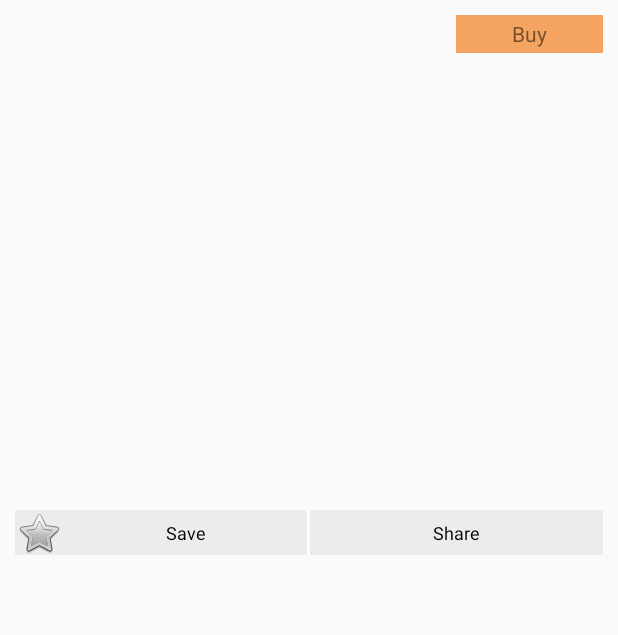
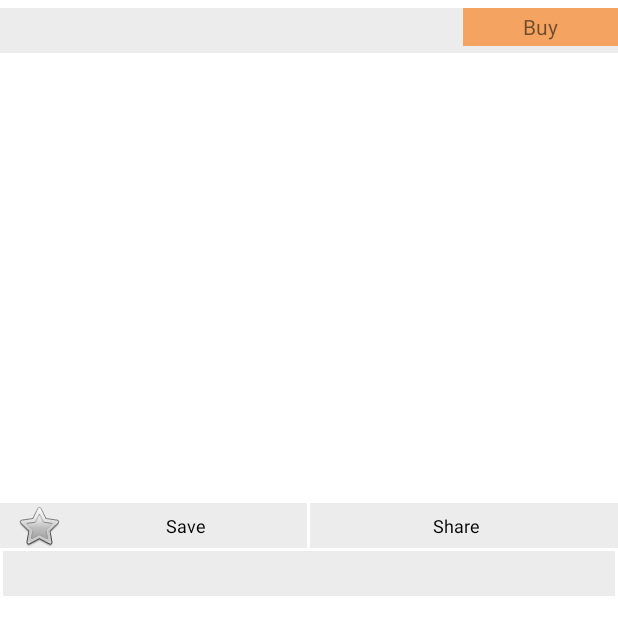
Before and after one commit to khllfg56/ChinaPrime, an Android app: the layout activity_view_item_activity.xml on its own in the app's theme, with its tools: preview values and no code run, on a phone screen of 412 x 824 dp. Shown: the top 635 px of the screen. Run offline under Robolectric (Android 15) with nearby library versions, the phone set to English and light mode, and no system bars.

Commit message:
adjustments to view page

```diff
--- a/app/src/main/AndroidManifest.xml
+++ b/app/src/main/AndroidManifest.xml
@@ -18,7 +18,7 @@
         </activity>
         <activity
             android:name=".ViewItemActivity"
-            android:label="@string/title_activity_view_item_activty" >
+            android:label="@string/title_activity_view_item_activity" >
         </activity>
     </application>
 
--- a/app/src/main/java/com/herokuapp/chinaprime/MainActivity.java
+++ b/app/src/main/java/com/herokuapp/chinaprime/MainActivity.java
@@ -100,8 +100,8 @@ public class MainActivity extends ActionBarActivity {
 
     private void createItems() {
         this.mItems = new ArrayList<Item>();
-        this.mItems.add(new Item("iWatch", R.drawable.iWatch, 350, 250));
-        this.mItems.add(new Item("Hero GoPro", R.drawable.HeroGoPro, 200, 100));
+        this.mItems.add(new Item("iwatch", R.drawable.iwatch, 350, 250));
+        this.mItems.add(new Item("Hero GoPro", R.drawable.herogopro, 200, 100));
         for (int i = 1; i < 5; i++) {
             this.mItems.add(new Item("Item " + i, R.drawable.ic_launcher, 35, 22));
         }
--- a/app/src/main/res/layout/activity_main.xml
+++ b/app/src/main/res/layout/activity_main.xml
@@ -13,6 +13,7 @@
         android:paddingTop="@dimen/activity_vertical_margin"
         android:paddingBottom="@dimen/activity_vertical_margin"
         android:orientation="horizontal"
+        android:background="@color/white"
         tools:context=".MainActivity">
 
         <!-- A RecyclerView with some commonly used attributes -->
--- a/app/src/main/res/layout/activity_view_item_activity.xml
+++ b/app/src/main/res/layout/activity_view_item_activity.xml
@@ -1,9 +1,8 @@
 <RelativeLayout xmlns:android="http://schemas.android.com/apk/res/android"
     xmlns:tools="http://schemas.android.com/tools" android:layout_width="match_parent"
-    android:layout_height="match_parent" android:paddingLeft="@dimen/activity_horizontal_margin"
-    android:paddingRight="@dimen/activity_horizontal_margin"
-    android:paddingTop="@dimen/activity_vertical_margin"
-    android:paddingBottom="@dimen/activity_vertical_margin"
+    android:layout_height="match_parent"
+    android:background="@color/white"
+    android:paddingTop="5dp"
     tools:context="com.herokuapp.chinaprime.ViewItemActivity">
 
 
@@ -14,7 +13,8 @@
         <LinearLayout
             android:layout_width="match_parent"
             android:layout_height="30dp"
-            android:orientation="horizontal">
+            android:orientation="horizontal"
+            android:background="@color/background">
             <LinearLayout
                 android:layout_width="0dp"
                 android:layout_height="match_parent"
@@ -26,6 +26,7 @@
                     android:layout_height="wrap_content"
                     android:padding="5dp"
                     android:layout_weight="2"
+                    android:textSize="15dp"
                     android:gravity="center"/>
                 <LinearLayout
                     android:layout_width="0dp"
@@ -37,12 +38,14 @@
                         android:layout_width="match_parent"
                         android:layout_height="wrap_content"
                         android:layout_weight="3"
+                        android:textSize="10dp"
                         android:gravity="center"/>
                     <TextView
                         android:id="@+id/tvSavingsAmount"
                         android:layout_width="match_parent"
                         android:layout_height="wrap_content"
                         android:layout_weight="3"
+                        android:textSize="10dp"
                         android:gravity="center"/>
                 </LinearLayout>
             </LinearLayout>
@@ -74,7 +77,9 @@
             android:layout_width="match_parent"
             android:layout_height="30dp"
             android:orientation="horizontal"
-            android:background="#ececec">
+            android:background="@color/background"
+            android:paddingLeft="10dp"
+            android:paddingRight="10dp">
 
             <CheckBox
                 android:id="@+id/cbSaveLeft"
@@ -98,6 +103,7 @@
                 android:textSize="12dp"
                 android:gravity="center"
                 android:textColor="#000000"/>
+
         </LinearLayout>
 
         <TextView
@@ -105,7 +111,8 @@
             android:layout_width="match_parent"
             android:layout_height="wrap_content"
             android:padding="5dp"
-            android:layout_margin="1dp"/>
+            android:layout_margin="2dp"
+            android:background="@color/background"/>
     </LinearLayout>
 
 
--- a/app/src/main/res/values/strings.xml
+++ b/app/src/main/res/values/strings.xml
@@ -4,7 +4,7 @@
     <string name="app_name">ChinaPrime</string>
     <string name="hello_world">Hello world!</string>
     <string name="action_settings">Settings</string>
-    <string name="title_activity_view_item_activty">ViewItemActivty</string>
+    <string name="title_activity_view_item_activity">ViewItemActivity</string>
 
     <string-array name="menu_options">
         <item>Home</item>
```
Also changed, not shown: app/src/main/java/com/herokuapp/chinaprime/MyAdapter.java (+6 -4 lines), app/src/main/java/com/herokuapp/chinaprime/ViewItemActivity.java (+10 -0 lines), app/src/main/res/values/colors.xml (+17 -0 lines).
